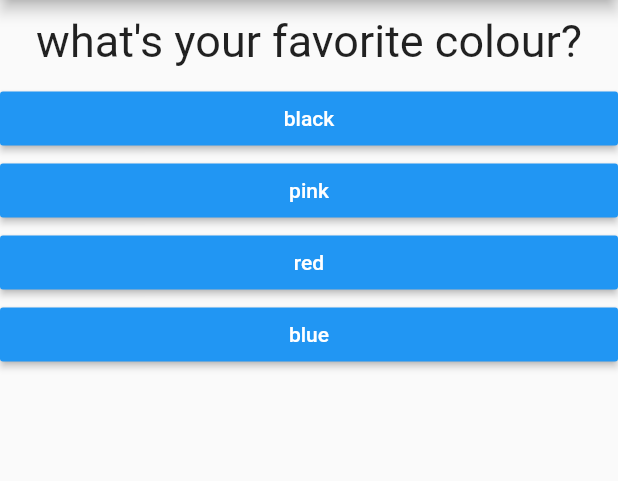
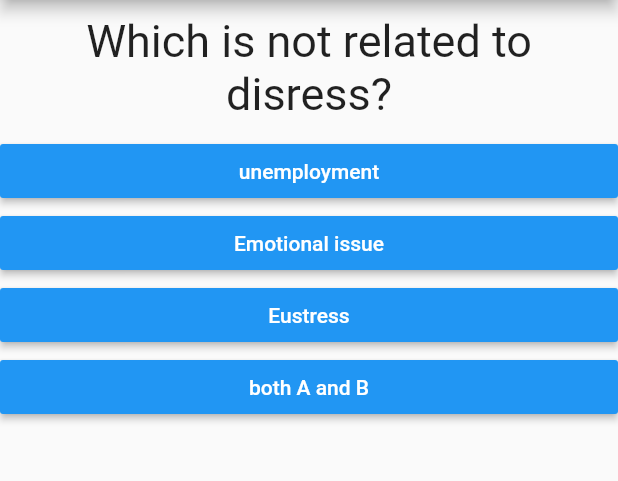
Before and after one commit to shivaAg04/quiz_game1, a Flutter app: the screen it shows after launch, on a phone screen of 412 x 824 dp, the part 84-565 px from its top. Run offline on Flutter 3.47's test engine with Material 2 defaults, Android fonts, the phone set to English and light mode, and no system bars.

Commit message:
ss 5 question uploaded

```diff
--- a/lib/main.dart
+++ b/lib/main.dart
@@ -16,30 +16,48 @@ class QuizApp extends StatefulWidget {
 class _QuizAppState extends State<QuizApp> {
   final _questions = [
     {
-      'questionText': 'what\'s your favorite colour?',
+      'questionText': 'Which is not related to disress?',
       'answers': [
-        {'text': 'black', 'score': 10},
-        {'text': 'pink', 'score': 7},
-        {'text': 'red', 'score': 5},
-        {'text': 'blue', 'score': 3}
+        {'text': 'unemployment', 'score': 0},
+        {'text': 'Emotional issue', 'score': 0},
+        {'text': 'Eustress', 'score': 1},
+        {'text': 'both A and B', 'score': 0}
       ]
     },
     {
-      'questionText': 'what\'s your favorite  animal?',
+      'questionText': 'what S stand in SMART goal ',
       'answers': [
-        {'text': 'rabbit', 'score': 1},
-        {'text': ' dog', 'score': 7},
-        {'text': ' cat', 'score': 9},
-        {'text': ' lion', 'score': 3}
+        {'text': 'specific', 'score': 1},
+        {'text': 'special', 'score': 0},
+        {'text': 'space', 'score': 0},
+        {'text': 'none', 'score': 0}
       ]
     },
     {
-      'questionText': 'what\'s your favorite club?',
+      'questionText': 'In which type of listening we easily get distracted',
       'answers': [
-        {'text': ' dsc', 'score': 10},
-        {'text': ' dsc', 'score': 7},
-        {'text': ' dsc', 'score': 5},
-        {'text': ' only dsc', 'score': 53}
+        {'text': 'active ', 'score': 0},
+        {'text': 'passive', 'score': 1},
+        {'text': 'both', 'score': 0},
+        {'text': 'none', 'score': 0}
+      ]
+    },
+    {
+      'questionText': 'Positive stress is also called',
+      'answers': [
+        {'text': 'Ester', 'score': 0},
+        {'text': 'Apistar', 'score': 0},
+        {'text': 'Eustress', 'score': 1},
+        {'text': 'none', 'score': 0}
+      ]
+    },
+    {
+      'questionText': ' which method of writing is used for dramatic narration',
+      'answers': [
+        {'text': 'Spatiual', 'score': 0},
+        {'text': 'exposition', 'score': 0},
+        {'text': 'interrupted', 'score': 1},
+        {'text': 'none', 'score': 0}
       ]
     },
   ];
@@ -58,11 +76,11 @@ class _QuizAppState extends State<QuizApp> {
     setState(() {
       _questionIndex = _questionIndex + 1;
     });
-    if (_questionIndex < _questions.length) {
-      print('We have more  questions!');
-    } else {
-      print('no more questions!');
-    }
+    // if (_questionIndex < _questions.length) {
+    //   print('We have more  questions!');
+    // } else {
+    //   print('no more questions!');
+    // }
   }
 
   @override
```
Also changed, not shown: lib/result.dart (+11 -7 lines), 6 other files.
